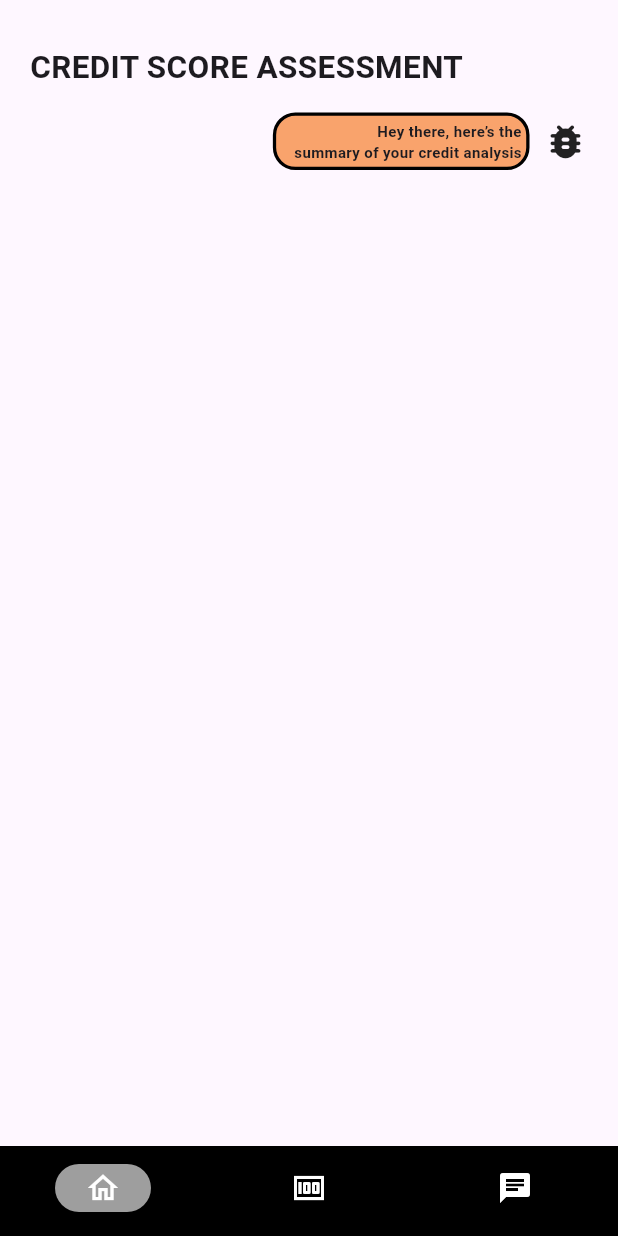
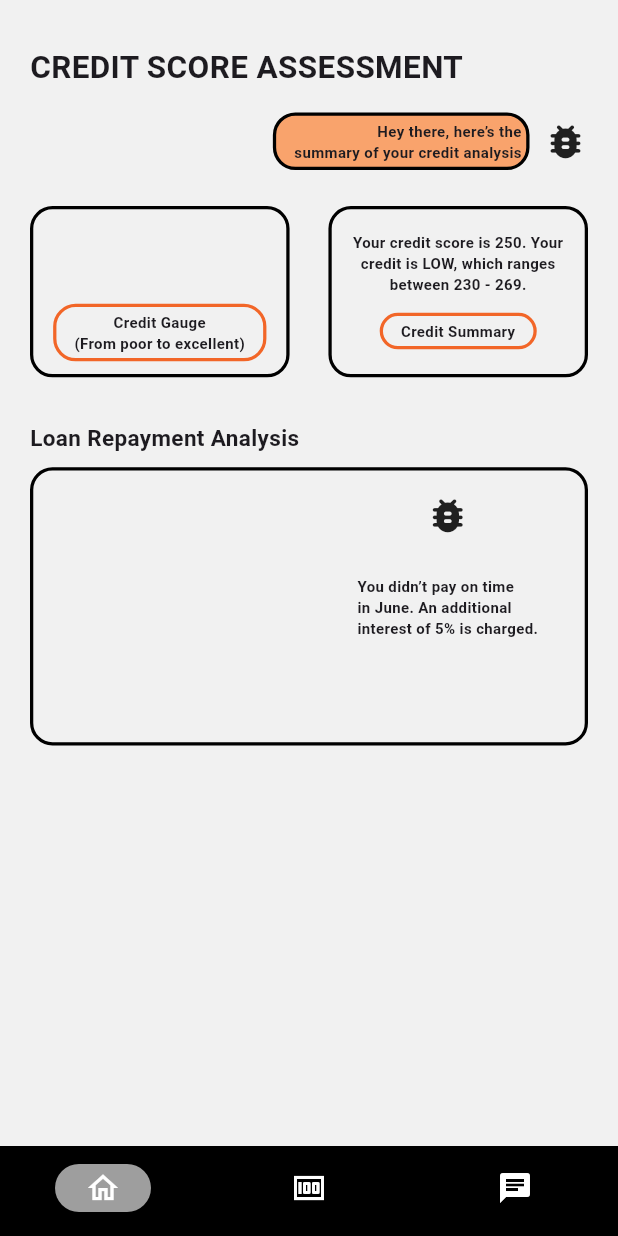
Before and after one commit to legendarycoconutkai/Plutus, a Flutter app: the screen it shows after launch, on a phone screen of 412 x 824 dp. Run offline on Flutter 3.47's test engine with Material 3 defaults, Android fonts, the phone set to English and light mode, and no system bars.

Commit message:
Making home page

```diff
--- a/lib/home.dart
+++ b/lib/home.dart
@@ -14,6 +14,7 @@ class _HomeState extends State<Home> {
   @override
   Widget build(BuildContext context) {
     return Scaffold(
+      backgroundColor: white,
       body: SafeArea(
         child: Padding(
           padding: const EdgeInsets.symmetric(horizontal: 20.0),
@@ -49,6 +50,118 @@ class _HomeState extends State<Home> {
                 ),
               ),
               const SizedBox(height: 9.0,),
+              Row(
+                mainAxisAlignment: MainAxisAlignment.spaceBetween, crossAxisAlignment: CrossAxisAlignment.center,
+                children: [
+                  Container(
+                    height: MediaQuery.sizeOf(context).width*0.42*0.66, width: MediaQuery.sizeOf(context).width*0.42,
+                    decoration: BoxDecoration(
+                      color: white,
+                      borderRadius: BorderRadius.circular(15),
+                      border: Border.all(color: Colors.black, width: 2.18),
+                    ),
+                    child: Padding(
+                      padding: const EdgeInsets.symmetric(horizontal: 6.0,),
+                      child: Padding(
+                        padding: const EdgeInsets.only(top: 15.0, bottom: 6.0,),
+                        child: Column(
+                          mainAxisAlignment: MainAxisAlignment.start, crossAxisAlignment: CrossAxisAlignment.center,
+                          children: [
+                            const SizedBox(height: 48.0,),
+                            Container(
+                              decoration: BoxDecoration(
+                                color: white,
+                                borderRadius: BorderRadius.circular(15),
+                                border: Border.all(color: orange, width: 2.18),
+                              ),
+                              child: const Padding(
+                                padding: EdgeInsets.only(top: 3.0, bottom: 3.0, left: 12.0, right: 12.0,),
+                                child: Text(
+                                  'Credit Gauge\n(From poor to excellent)',
+                                  style: TextStyle(fontSize: 10, fontWeight: FontWeight.bold),
+                                  textAlign: TextAlign.center,),
+                              )
+                            ),
+                          ],
+                        ),
+                      )
+                    )
+                  ),
+                  Container(
+                    height: MediaQuery.sizeOf(context).width*0.42*0.66, width: MediaQuery.sizeOf(context).width*0.42,
+                    decoration: BoxDecoration(
+                      color: white,
+                      borderRadius: BorderRadius.circular(15),
+                      border: Border.all(color: Colors.black, width: 2.18),
+                    ),
+                    child: Padding(
+                      padding: const EdgeInsets.symmetric(horizontal: 6.0,),
+                      child: Padding(
+                        padding: const EdgeInsets.only(top: 15.0, bottom: 6.0,),
+                        child: Column(
+                          mainAxisAlignment: MainAxisAlignment.start, crossAxisAlignment: CrossAxisAlignment.center,
+                          children: [
+                            const Text(
+                              'Your credit score is 250. Your credit is LOW, which ranges between 230 - 269.',
+                              style: TextStyle(fontSize: 10, fontWeight: FontWeight.bold),
+                              textAlign: TextAlign.center,
+                            ),
+                            const SizedBox(height: 12.0,),
+                            Container(
+                              decoration: BoxDecoration(
+                                color: white,
+                                borderRadius: BorderRadius.circular(15),
+                                border: Border.all(color: orange, width: 2.18),
+                              ),
+                              child: const Padding(
+                                padding: EdgeInsets.only(top: 3.0, bottom: 3.0, left: 12.0, right: 12.0,),
+                                child: Text(
+                                  'Credit Summary',
+                                  style: TextStyle(fontSize: 10, fontWeight: FontWeight.bold),
+                                  textAlign: TextAlign.center,),
+                              )
+                            ),
+                          ],
+                        ),
+                      )
+                    )
+                  ),
+                ],
+              ),
+              const SizedBox(height: 30.0,),
+              const Text('Loan Repayment Analysis', style: TextStyle(fontSize: 15, fontWeight: FontWeight.bold),),
+              const SizedBox(height: 9.0,),
+              Container(
+                height: MediaQuery.sizeOf(context).width*0.45, width: MediaQuery.sizeOf(context).width,
+                decoration: BoxDecoration(
+                  color: white,
+                  borderRadius: BorderRadius.circular(15),
+                  border: Border.all(color: Colors.black, width: 2.18),
+                ),
+                child: const Padding(
+                  padding: EdgeInsets.symmetric(horizontal: 6.0,),
+                  child: Padding(
+                    padding: EdgeInsets.only(top: 15.0, bottom: 6.0,),
+                    child: Row(
+                      children: [
+                        SizedBox(width: 210.0,),
+                        Column(
+                          mainAxisAlignment: MainAxisAlignment.start, crossAxisAlignment: CrossAxisAlignment.center,
+                          children: [
+                            Icon(Icons.bug_report_rounded, size: 30,),
+                            SizedBox(height: 4.5,),
+                            Divider(color: Colors.black, thickness: 2,),
+                            SizedBox(height: 4.5,),
+                            Text(
+                              'You didn’t pay on time\nin June. An additional\ninterest of 5% is charged.',
+                              style: TextStyle(fontSize: 10, fontWeight: FontWeight.bold),),
+                          ],
+                        ),
+                      ],
+                    )
+                  )
+                )
+              ),
             ],
           ),
         ),
```
